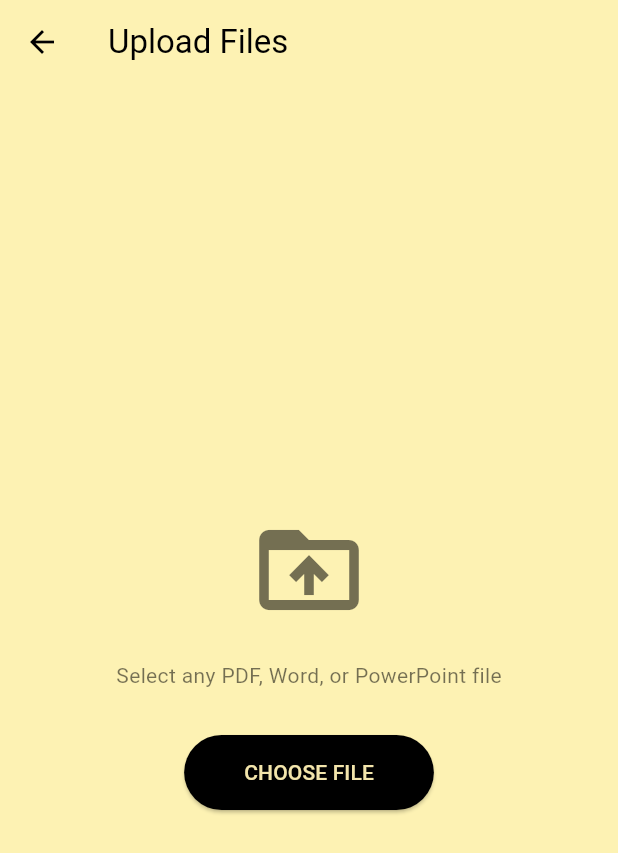
After one commit to jamirekanneh/voxapplication, a Flutter app: the VoxHomePage screen opened by its route, after a tap on "Command", after a tap on the "file upload" icon, on a phone screen of 412 x 824 dp. The commit adds this screen. Shown: the top 853 px of the screen. Run offline on Flutter 3.47's test engine with Material 3 defaults, Android fonts, the phone set to English and light mode, and no system bars; our stand-ins replace cloud_firestore, file_picker, firebase_auth, firebase_core, flutter_tts, image_picker and 1 more; accounts and stored records are empty.

Commit message:
i made my changes

```diff
--- /dev/null
+++ b/lib/home_page.dart
@@ -0,0 +1,265 @@
+import 'package:flutter/material.dart';
+import 'package:cloud_firestore/cloud_firestore.dart';
+import 'package:firebase_auth/firebase_auth.dart';
+import 'package:speech_to_text/speech_to_text.dart' as stt;
+import 'package:flutter_tts/flutter_tts.dart';
+
+class VoxHomePage extends StatefulWidget {
+  const VoxHomePage({super.key});
+
+  @override
+  State<VoxHomePage> createState() => _VoxHomePageState();
+}
+
+class _VoxHomePageState extends State<VoxHomePage> {
+  final TextEditingController _searchController = TextEditingController();
+  final stt.SpeechToText _speech = stt.SpeechToText();
+  final FlutterTts _tts = FlutterTts();
+
+  String _searchQuery = "";
+  bool _isListening = false;
+
+  @override
+  void initState() {
+    super.initState();
+    _initTTS();
+  }
+
+  void _initTTS() {
+    _tts.setLanguage("en-US");
+    _tts.setPitch(1.0);
+  }
+
+  // VOICE COMMAND LOGIC
+  void _listen() async {
+    if (!_isListening) {
+      bool available = await _speech.initialize();
+      if (available) {
+        setState(() => _isListening = true);
+        _speech.listen(
+          onResult: (val) {
+            String command = val.recognizedWords.toLowerCase();
+            if (command.contains("open")) {
+              // Extracts filename from "open biology note"
+              String targetFile = command.replaceFirst("open ", "").trim();
+              _processVoiceCommand(targetFile);
+            }
+          },
+        );
+      }
+    } else {
+      setState(() => _isListening = false);
+      _speech.stop();
+    }
+  }
+
+  void _processVoiceCommand(String fileName) {
+    _showFloatingMessage(context, "Voice Command: Opening $fileName");
+    _startReading(
+      "This is the content of $fileName. Starting automated reading now.",
+    );
+  }
+
+  Future<void> _startReading(String text) async {
+    await _tts.speak(text);
+  }
+
+  void _showFloatingMessage(BuildContext context, String message) {
+    ScaffoldMessenger.of(context).showSnackBar(
+      SnackBar(
+        content: Text(message),
+        behavior: SnackBarBehavior.floating,
+        backgroundColor: const Color(0xFF333333),
+        margin: const EdgeInsets.only(bottom: 110, left: 20, right: 20),
+        duration: const Duration(seconds: 3),
+      ),
+    );
+  }
+
+  @override
+  Widget build(BuildContext context) {
+    final String userEmail =
+        FirebaseAuth.instance.currentUser?.email ?? "demo@user.com";
+
+    return Scaffold(
+      backgroundColor: Colors.white,
+      resizeToAvoidBottomInset: false,
+      body: SafeArea(
+        child: Padding(
+          padding: const EdgeInsets.symmetric(horizontal: 20.0, vertical: 10),
+          child: Column(
+            crossAxisAlignment: CrossAxisAlignment.start,
+            children: [
+              Row(
+                mainAxisAlignment: MainAxisAlignment.spaceBetween,
+                children: [
+                  const Text(
+                    "Vox",
+                    style: TextStyle(fontSize: 36, fontWeight: FontWeight.bold),
+                  ),
+                  SizedBox(
+                    width: 180,
+                    height: 38,
+                    child: TextField(
+                      controller: _searchController,
+                      onChanged: (value) =>
+                          setState(() => _searchQuery = value.toLowerCase()),
+                      decoration: InputDecoration(
+                        hintText: "Search files...",
+                        prefixIcon: const Icon(Icons.search, size: 18),
+                        filled: true,
+                        fillColor: Colors.grey[100],
+                        contentPadding: EdgeInsets.zero,
+                        border: OutlineInputBorder(
+                          borderRadius: BorderRadius.circular(20),
+                          borderSide: BorderSide.none,
+                        ),
+                      ),
+                    ),
+                  ),
+                ],
+              ),
+              const Text(
+                "Library",
+                style: TextStyle(
+                  fontSize: 18,
+                  color: Color(0xFF9A9A3E),
+                  fontWeight: FontWeight.bold,
+                ),
+              ),
+              const SizedBox(height: 15),
+
+              Expanded(
+                child: StreamBuilder<QuerySnapshot>(
+                  stream: FirebaseFirestore.instance
+                      .collection('library')
+                      .where('userId', isEqualTo: userEmail)
+                      .snapshots(),
+                  builder: (context, snapshot) {
+                    if (!snapshot.hasData)
+                      return const Center(child: CircularProgressIndicator());
+
+                    var docs = snapshot.data!.docs.where((doc) {
+                      String name =
+                          (doc.data() as Map<String, dynamic>)['fileName'] ??
+                          "";
+                      return name.toLowerCase().contains(_searchQuery);
+                    }).toList();
+
+                    return GridView.builder(
+                      gridDelegate:
+                          const SliverGridDelegateWithFixedCrossAxisCount(
+                            crossAxisCount: 3,
+                            crossAxisSpacing: 10,
+                            mainAxisSpacing: 10,
+                            childAspectRatio: 0.85,
+                          ),
+                      itemCount: docs.length,
+                      itemBuilder: (context, index) {
+                        var data = docs[index].data() as Map<String, dynamic>;
+                        return GestureDetector(
+                          onTap: () =>
+                              _startReading("Reading ${data['fileName']}"),
+                          child: _buildSmallFileCard(
+                            data['fileName'] ?? 'File',
+                            data['fileType'] ?? 'pdf',
+                          ),
+                        );
+                      },
+                    );
+                  },
+                ),
+              ),
+            ],
+          ),
+        ),
+      ),
+      bottomNavigationBar: BottomAppBar(
+        shape: const CircularNotchedRectangle(),
+        notchMargin: 8,
+        child: SizedBox(
+          height: 65,
+          child: Row(
+            mainAxisAlignment: MainAxisAlignment.spaceAround,
+            children: [
+              _navItem(Icons.home, "Home", const Color(0xFF70E1C1)),
+              // COMMAND BUTTON NOW LISTENS
+              _navItem(
+                _isListening ? Icons.graphic_eq : Icons.mic,
+                "Command",
+                _isListening ? Colors.red : Colors.grey,
+                onTap: _listen,
+              ),
+              const SizedBox(width: 48),
+              _navItem(Icons.book, "Dictionary", Colors.grey),
+              _navItem(Icons.menu, "Menu", Colors.grey),
+            ],
+          ),
+        ),
+      ),
+      floatingActionButtonLocation: FloatingActionButtonLocation.centerDocked,
+      floatingActionButton: FloatingActionButton(
+        backgroundColor: const Color(0xFF70E1C1),
+        onPressed: () => Navigator.pushNamed(context, '/upload'),
+        child: const Icon(Icons.file_upload_outlined, color: Color(0xFF1D3D3D)),
+      ),
+    );
+  }
+
+  Widget _navItem(
+    IconData icon,
+    String label,
+    Color color, {
+    VoidCallback? onTap,
+  }) {
+    return GestureDetector(
+      onTap: onTap,
+      child: Column(
+        mainAxisSize: MainAxisSize.min,
+        children: [
+          Icon(icon, color: color, size: 24),
+          Text(
+            label,
+            style: TextStyle(
+              color: color,
+              fontSize: 9,
+              fontWeight: FontWeight.bold,
+            ),
+          ),
+        ],
+      ),
+    );
+  }
+
+  Widget _buildSmallFileCard(String title, String type) {
+    return Container(
+      decoration: BoxDecoration(
+        color: const Color(0xFF67B7F7),
+        borderRadius: BorderRadius.circular(8),
+      ),
+      padding: const EdgeInsets.all(8),
+      child: Column(
+        mainAxisAlignment: MainAxisAlignment.center,
+        children: [
+          Icon(
+            type.contains('pdf') ? Icons.picture_as_pdf : Icons.description,
+            color: Colors.white,
+            size: 20,
+          ),
+          const SizedBox(height: 5),
+          Text(
+            title,
+            style: const TextStyle(
+              color: Colors.white,
+              fontSize: 10,
+              fontWeight: FontWeight.w600,
+            ),
+            textAlign: TextAlign.center,
+            maxLines: 2,
+            overflow: TextOverflow.ellipsis,
+          ),
+        ],
+      ),
+    );
+  }
+}
--- /dev/null
+++ b/lib/upload_page.dart
@@ -0,0 +1,108 @@
+import 'package:flutter/material.dart';
+import 'package:file_picker/file_picker.dart';
+import 'package:cloud_firestore/cloud_firestore.dart';
+import 'package:firebase_auth/firebase_auth.dart';
+
+class UploadPage extends StatefulWidget {
+  const UploadPage({super.key});
+
+  @override
+  State<UploadPage> createState() => _UploadPageState();
+}
+
+class _UploadPageState extends State<UploadPage> {
+  bool _isUploading = false;
+
+  Future<void> _pickAnyFile() async {
+    // UPDATED: ACCEPTS ALL COMMON DOCUMENT TYPES
+    FilePickerResult? result = await FilePicker.platform.pickFiles(
+      type: FileType.custom,
+      allowedExtensions: ['pdf', 'doc', 'docx', 'ppt', 'pptx', 'txt'],
+    );
+
+    if (result != null) {
+      setState(() => _isUploading = true);
+      String fileName = result.files.first.name;
+      String extension = result.files.first.extension ?? 'file';
+      String userEmail =
+          FirebaseAuth.instance.currentUser?.email ?? "demo@user.com";
+
+      try {
+        await FirebaseFirestore.instance.collection('library').add({
+          'fileName': fileName,
+          'fileType': extension,
+          'userId': userEmail,
+          'timestamp': FieldValue.serverTimestamp(),
+        });
+
+        if (mounted) {
+          Navigator.pop(context);
+          ScaffoldMessenger.of(context).showSnackBar(
+            const SnackBar(
+              content: Text("File Uploaded Successfully!"),
+              behavior: SnackBarBehavior.floating,
+              margin: EdgeInsets.only(bottom: 110, left: 20, right: 20),
+            ),
+          );
+        }
+      } catch (e) {
+        print(e);
+      } finally {
+        setState(() => _isUploading = false);
+      }
+    }
+  }
+
+  @override
+  Widget build(BuildContext context) {
+    return Scaffold(
+      backgroundColor: const Color(0xFFFDF2B3),
+      appBar: AppBar(
+        title: const Text(
+          "Upload Files",
+          style: TextStyle(color: Colors.black),
+        ),
+        backgroundColor: Colors.transparent,
+        elevation: 0,
+        iconTheme: const IconThemeData(color: Colors.black),
+      ),
+      body: Center(
+        child: _isUploading
+            ? const CircularProgressIndicator(color: Colors.black)
+            : Column(
+                mainAxisAlignment: MainAxisAlignment.center,
+                children: [
+                  const Icon(
+                    Icons.drive_folder_upload,
+                    size: 80,
+                    color: Colors.black54,
+                  ),
+                  const SizedBox(height: 20),
+                  const Text(
+                    "Select any PDF, Word, or PowerPoint file",
+                    style: TextStyle(color: Colors.black54),
+                  ),
+                  const SizedBox(height: 30),
+                  ElevatedButton(
+                    onPressed: _pickAnyFile,
+                    style: ElevatedButton.styleFrom(
+                      backgroundColor: Colors.black,
+                      padding: const EdgeInsets.symmetric(
+                        horizontal: 40,
+                        vertical: 15,
+                      ),
+                      shape: RoundedRectangleBorder(
+                        borderRadius: BorderRadius.circular(30),
+                      ),
+                    ),
+                    child: const Text(
+                      "CHOOSE FILE",
+                      style: TextStyle(color: Color(0xFFF3E5AB)),
+                    ),
+                  ),
+                ],
+              ),
+      ),
+    );
+  }
+}
--- a/pubspec.yaml
+++ b/pubspec.yaml
@@ -1,6 +1,6 @@
 name: voxapplication
 description: "A new Flutter project."
-publish_to: 'none'
+publish_to: "none"
 version: 0.1.0
 
 environment:
@@ -14,6 +14,10 @@ dependencies:
   cloud_firestore: ^5.0.0
   image_picker: ^1.0.7
   firebase_storage: ^12.4.10
+  file_picker: ^8.0.0
+  flutter_tts: ^4.2.2
+  read_pdf_text: ^0.3.1
+  speech_to_text: ^6.6.2
 
 dev_dependencies:
   flutter_test:
```
Also changed, not shown: lib/home_screen.dart (deleted, +0 -32 lines), lib/main.dart (+12 -13 lines), lib/menu_page.dart (added, +68 -0 lines), lib/splash_screen.dart (+21 -27 lines), lib/user_profile.dart (+71 -28 lines), pubspec.lock, 3 other files.
